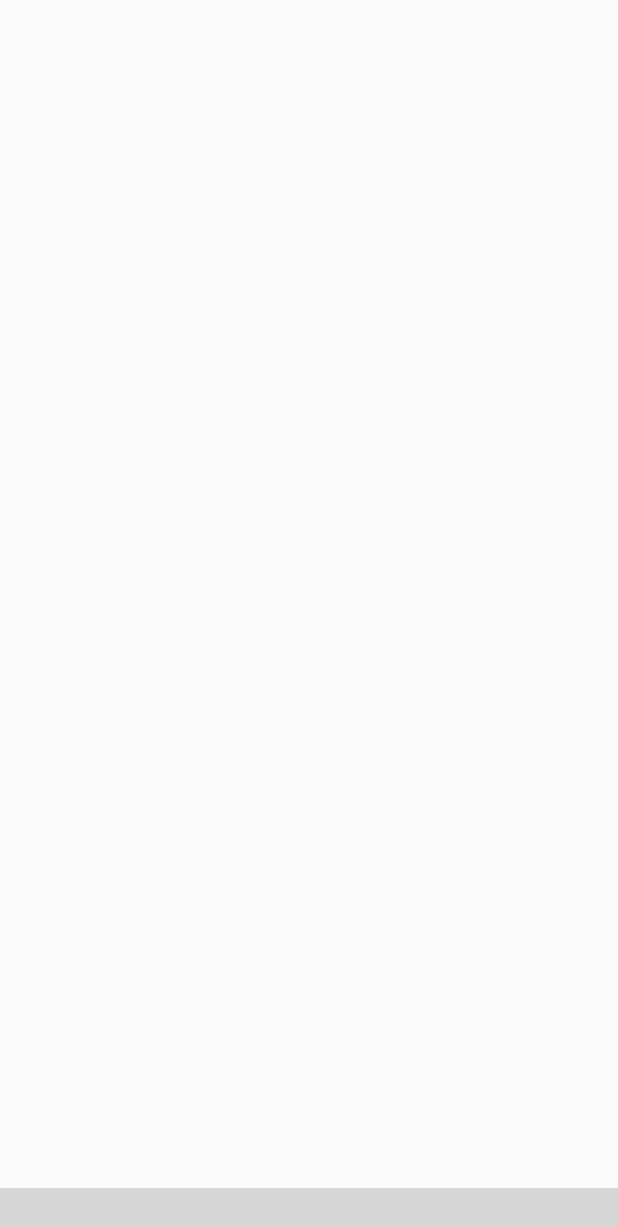
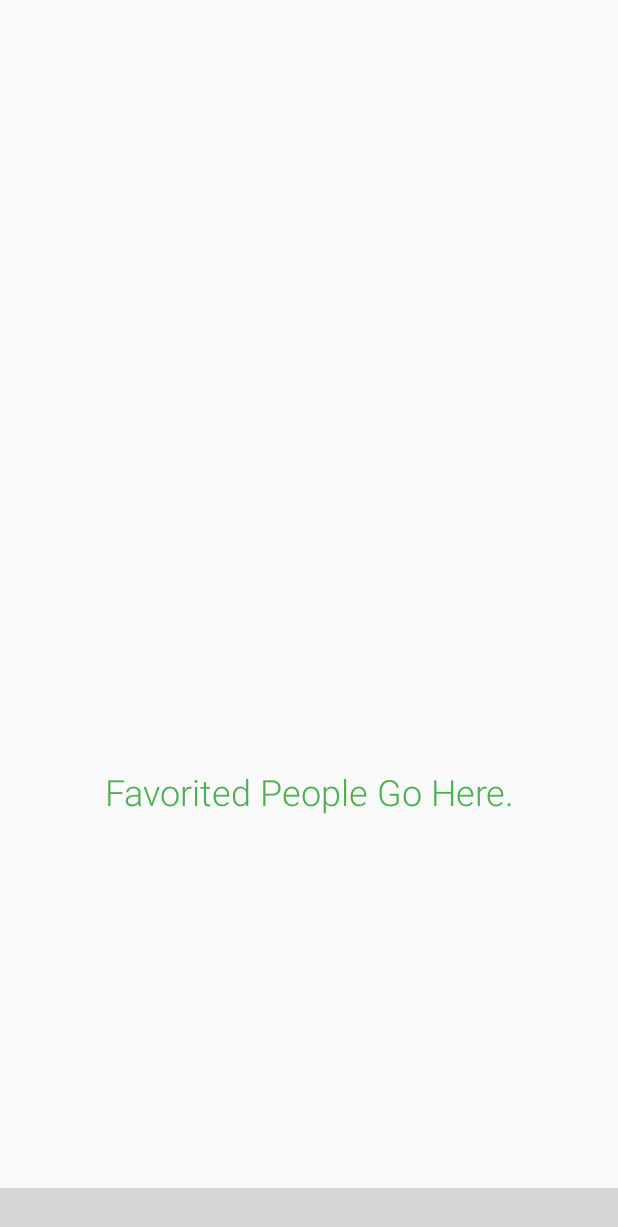
Before and after one commit to chinotapales/southside-carpool, an Android app: the fragment FavoritesFragment placed in its activity, on a phone screen of 412 x 824 dp. Shown: the top 1227 px of the screen. Run offline under Robolectric (Android 15) with nearby library versions, the phone set to English and light mode, and no system bars; libraries missing offline, so code that uses them is left out: com.aurelhubert.ahbottomnavigation, com.bignerdranch.expandablerecyclerview, com.github.ivbaranov.mli, info.hoang8f.android; plain views replace AHBottomNavigation, SegmentedGroup; 23 statements that could not run were skipped; grey boxes are pictures that could not be loaded.

Commit message:
Southside Carpool Alpha 0.6.2
- Added Empty Recycler View for Favorites -

```diff
--- a/app/src/main/java/carpool/southside/southsidecarpool/FavoritesFragment.java
+++ b/app/src/main/java/carpool/southside/southsidecarpool/FavoritesFragment.java
@@ -20,6 +20,8 @@ import android.view.LayoutInflater;
 import android.view.View;
 import android.view.ViewGroup;
 import android.widget.RadioGroup;
+import android.widget.TextView;
+
 import info.hoang8f.android.segmented.SegmentedGroup;
 
 public class FavoritesFragment extends Fragment implements RadioGroup.OnCheckedChangeListener{
@@ -29,6 +31,7 @@ public class FavoritesFragment extends Fragment implements RadioGroup.OnCheckedC
     private DatabaseOpenHelper dbHelper;
     private SegmentedGroup segmentedFavorites;
     private SwipeRefreshLayout dSwipeRefreshLayout;
+    private TextView emptyView;
     private Paint p = new Paint();
     public View onCreateView(LayoutInflater inflater, @Nullable ViewGroup container, @Nullable Bundle savedInstanceState){
         View v = inflater.inflate(R.layout.favorite_view, container, false);
@@ -36,6 +39,7 @@ public class FavoritesFragment extends Fragment implements RadioGroup.OnCheckedC
         segmentedFavorites.setOnCheckedChangeListener(this);
         dSwipeRefreshLayout = (SwipeRefreshLayout) v.findViewById(R.id.favorite_swipe_refresh_layout);
         dSwipeRefreshLayout.setColorSchemeResources(R.color.colorAccent);
+        emptyView = (TextView) v.findViewById(R.id.empty_favorites_view);
         dbHelper = new DatabaseOpenHelper(v.getContext());
         rvFavorites = (RecyclerView) v.findViewById(R.id.favorite_recycler_view);
         personAdapter = new PersonCursorAdapter(v.getContext(), dbHelper.getAllPeopleByFavProviders(), 1);
@@ -48,6 +52,7 @@ public class FavoritesFragment extends Fragment implements RadioGroup.OnCheckedC
         });
         rvFavorites.setLayoutManager(new LinearLayoutManager(v.getContext()));
         initSwipe();
+        checkEmpty();
         return v;
     }
     @Override
@@ -55,13 +60,25 @@ public class FavoritesFragment extends Fragment implements RadioGroup.OnCheckedC
         switch(checkedId){
             case R.id.my_providers_button:
                 personAdapter.swapCursor(dbHelper.getAllPeopleByFavProviders());
+                checkEmpty();
                 previous = 0;
                 break;
             case R.id.my_riders_button:
                 personAdapter.swapCursor(dbHelper.getAllPeopleByFavRiders());
+                checkEmpty();
                 previous = 1;
                 break;
             default:
+        }
+    }
+    private void checkEmpty(){
+        if(personAdapter.getItemCount() > 0){
+            rvFavorites.setVisibility(View.VISIBLE);
+            emptyView.setVisibility(View.GONE);
+        }
+        else{
+            rvFavorites.setVisibility(View.GONE);
+            emptyView.setVisibility(View.VISIBLE);
         }
     }
     private void initSwipe(){
@@ -125,9 +142,11 @@ public class FavoritesFragment extends Fragment implements RadioGroup.OnCheckedC
         switch(previous){
             case 0: cursor = dbHelper.getAllPeopleByFavProviders();
                     personAdapter.swapCursor(cursor);
+                    checkEmpty();
                     break;
             case 1: cursor = dbHelper.getAllPeopleByFavRiders();
                     personAdapter.swapCursor(cursor);
+                    checkEmpty();
                     break;
         }
         initSwipe();
--- a/app/src/main/res/layout/favorite_view.xml
+++ b/app/src/main/res/layout/favorite_view.xml
@@ -37,6 +37,9 @@
                 style="@style/RadioButton"/>
         </info.hoang8f.android.segmented.SegmentedGroup>
     </RelativeLayout>
+    <FrameLayout
+        android:layout_width="match_parent"
+        android:layout_height="wrap_content">
     <android.support.v4.widget.SwipeRefreshLayout
         android:id="@+id/favorite_swipe_refresh_layout"
         android:layout_width="match_parent"
@@ -47,4 +50,15 @@
             android:layout_height="match_parent"
             android:scrollbars="vertical"/>
     </android.support.v4.widget.SwipeRefreshLayout>
+    <TextView
+        android:id="@+id/empty_favorites_view"
+        android:layout_width="match_parent"
+        android:layout_height="match_parent"
+        android:gravity="center"
+        android:visibility="gone"
+        android:textSize="24sp"
+        android:textColor="@color/colorAccent"
+        android:fontFamily="sans-serif-light"
+        android:text="Favorited People Go Here."/>
+    </FrameLayout>
 </LinearLayout>
```
